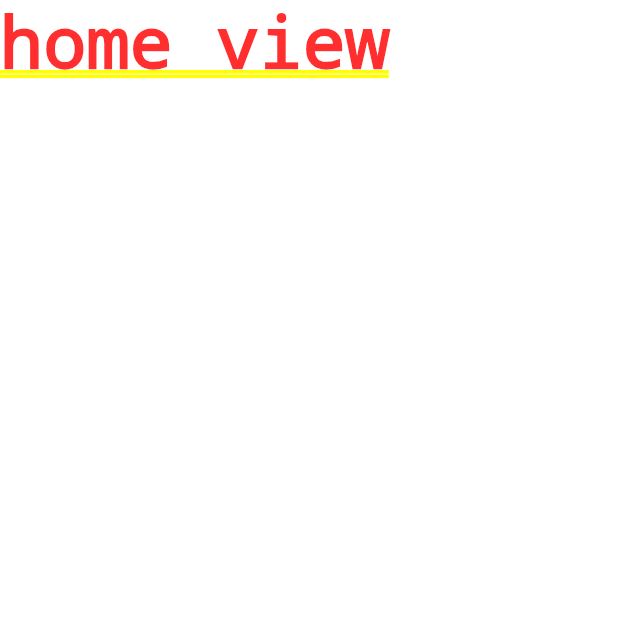
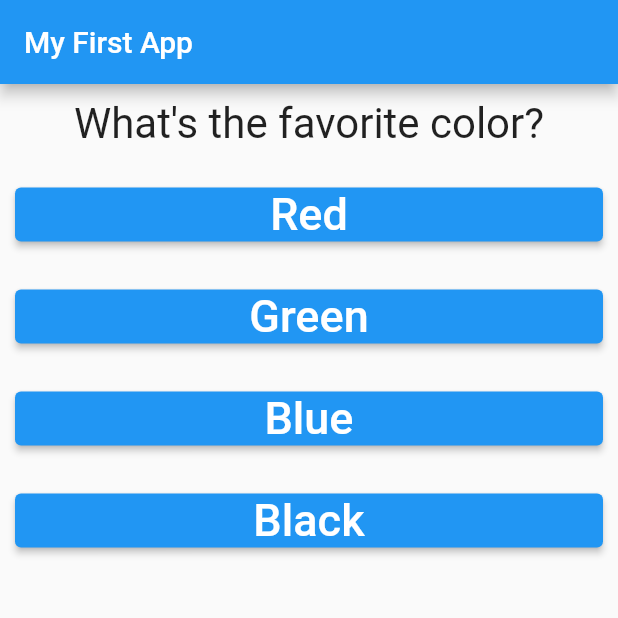
Before and after one commit to gsuzuki983/flutter_complete_guide, a Flutter app: the screen it shows after launch, on a phone screen of 412 x 824 dp, the top half of it. Run offline on Flutter 3.47's test engine with Material 2 defaults, Android fonts, the phone set to English and light mode, and no system bars.

Commit message:
not work with score

```diff
--- /dev/null
+++ b/lib/answer.dart
@@ -0,0 +1,29 @@
+import 'package:flutter/material.dart';
+
+class Answer extends StatelessWidget {
+  final VoidCallback selectHandler;
+  final String answerText;
+
+  Answer(this.selectHandler, this.answerText);
+
+  @override
+  Widget build(BuildContext context) {
+    return Container(
+      width: double.infinity,
+      margin: EdgeInsets.all(10),
+      child: ElevatedButton(
+        onPressed: selectHandler,
+        child: Text(
+          answerText,
+          style: TextStyle(
+            color: Colors.white,
+            fontSize: 30,
+          ),
+        ),
+        style: ElevatedButton.styleFrom(
+          backgroundColor: Colors.blue, //ボタンの背景色
+        ),
+      ),
+    );
+  }
+}
--- a/lib/main.dart
+++ b/lib/main.dart
@@ -1,11 +1,75 @@
 import 'package:flutter/material.dart';
+
+import './quiz.dart';
+import './result.dart';
 
 void main() => runApp(MyApp());
 
-class MyApp extends StatelessWidget {
+class MyApp extends StatefulWidget {
+  @override
+  State<StatefulWidget> createState() {
+    // TODO: implement createState
+    return _MyAppState();
+  }
+}
+
+class _MyAppState extends State<MyApp> {
+  dynamic _questions = {
+    {
+      'questionText': 'What\'s the favorite color?',
+      'answer': [
+        {'text': 'Red', 'score': 10},
+        {'text': 'Green', 'score': 9},
+        {'text': 'Blue', 'score': 8},
+        {'text': 'Black', 'score': 7},
+      ],
+    },
+    {
+      'questionText': 'What\'s the favorite animal?',
+      'answer': [
+        {'text': 'Rabbit', 'score': 10},
+        {'text': 'Lion', 'score': 9},
+        {'text': 'Cat', 'score': 8},
+        {'text': 'Dog', 'score': 7},
+      ],
+    },
+    {
+      'questionText': 'Who\'s your favorite instructor?',
+      'answer': [
+        {'text': 'Max', 'score': 10},
+        {'text': 'Max', 'score': 9},
+        {'text': 'Max', 'score': 8},
+        {'text': 'Max', 'score': 7},
+      ],
+    },
+  };
+  var _questionIndex = 0;
+  var _totalScore = 0;
+
+  void _answerQuestion(int score) {
+    _totalScore += score;
+
+    if (_questionIndex < _questions.length) {}
+    setState(() {
+      _questionIndex = _questionIndex + 1;
+    });
+    print(_questionIndex);
+  }
+
+  @override
   Widget build(BuildContext context) {
     return MaterialApp(
-      home: Text('home view'),
+      home: Scaffold(
+          appBar: AppBar(
+            title: Text('My First App'),
+          ),
+          body: _questionIndex < _questions.length
+              ? Quiz(
+                  answerQuestion: _answerQuestion,
+                  questionIndex: _questionIndex,
+                  questions: _questions,
+                )
+              : Result(_totalScore)),
     );
   }
 }
--- /dev/null
+++ b/lib/question.dart
@@ -0,0 +1,20 @@
+import 'package:flutter/material.dart';
+
+class Question extends StatelessWidget {
+  final String questionText;
+
+  Question(this.questionText);
+
+  @override
+  Widget build(BuildContext context) {
+    return Container(
+      width: double.infinity,
+      margin: EdgeInsets.all(10),
+      child: Text(
+        questionText,
+        style: TextStyle(fontSize: 28),
+        textAlign: TextAlign.center,
+      ),
+    );
+  }
+}
--- /dev/null
+++ b/lib/quiz.dart
@@ -0,0 +1,31 @@
+import 'package:flutter/material.dart';
+import './question.dart';
+import './answer.dart';
+
+class Quiz extends StatelessWidget {
+  final Set<Map<String, Object>> questions;
+  final int questionIndex;
+  final Function answerQuestion;
+
+  Quiz(
+      {required this.answerQuestion,
+      required this.questions,
+      required this.questionIndex});
+
+  @override
+  Widget build(BuildContext context) {
+    return Column(
+      children: [
+        Question(
+          questions.elementAt(questionIndex)['questionText'].toString(),
+        ),
+        ...(questions.elementAt(questionIndex)['answer']
+                as List<Map<String, Object>>)
+            .map((answer) {
+          return Answer(
+              () => answerQuestion('${answer['score']}'), '${answer['text']}');
+        }).toList()
+      ],
+    );
+  }
+}
--- /dev/null
+++ b/lib/result.dart
@@ -0,0 +1,23 @@
+import 'dart:ui';
+
+import 'package:flutter/material.dart';
+
+class Result extends StatelessWidget {
+  final int resultScore;
+  Result(this.resultScore);
+
+  String get resultPhrase {
+    String resultText = 'resultScore';
+    return resultText;
+  }
+
+  @override
+  Widget build(BuildContext context) {
+    return Center(
+      child: Text(
+        resultPhrase,
+        style: TextStyle(fontSize: 36, fontWeight: FontWeight.bold),
+      ),
+    );
+  }
+}
```
